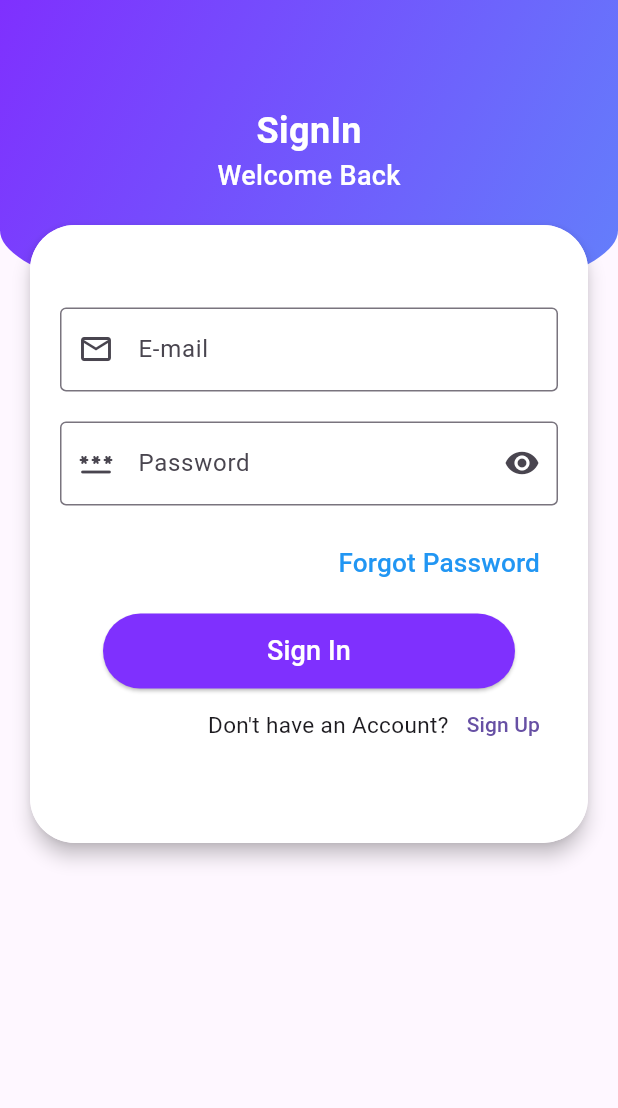
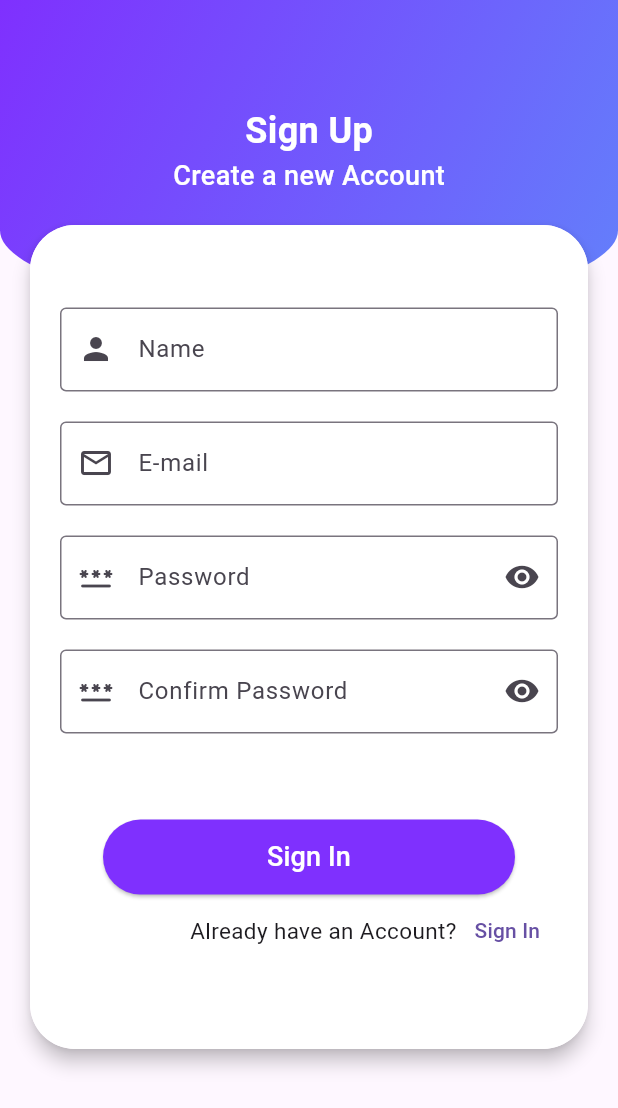
Before and after one commit to ashiqu-ali/genie, a Flutter app: the screen it shows after launch, on a phone screen of 412 x 824 dp. Shown: the top 1108 px of the screen. Run offline on Flutter 3.47's test engine with Material 3 defaults, Android fonts, the light colour scheme and no system bars.

Commit message:
signup page completed

```diff
--- a/lib/main.dart
+++ b/lib/main.dart
@@ -1,5 +1,6 @@
 import 'package:flutter/material.dart';
 import 'package:genie/pages/signin_page.dart';
+import 'package:genie/pages/signup_page.dart';
 
 main(){
   runApp(const MyApp());
@@ -13,7 +14,7 @@ class MyApp extends StatelessWidget {
     return const MaterialApp(
       title: 'genie',
       debugShowCheckedModeBanner: false,
-      home: SignInPage(),
+      home: SignUpPage(),
     );
   }
 }
--- a/lib/pages/signup_page.dart
+++ b/lib/pages/signup_page.dart
@@ -0,0 +1,178 @@
+import 'package:flutter/material.dart';
+
+import '../utils/style.dart';
+
+class SignUpPage extends StatefulWidget {
+  const SignUpPage({super.key});
+
+  @override
+  State<SignUpPage> createState() => _SignUpPageState();
+}
+
+class _SignUpPageState extends State<SignUpPage> {
+  bool _obscure = true;
+
+  @override
+  Widget build(BuildContext context) {
+    double height = MediaQuery.of(context).size.height;
+    double width = MediaQuery.of(context).size.width;
+
+    return Scaffold(
+      body: SingleChildScrollView(
+        child: Stack(
+          children: [
+            Container(
+              height: height / 4.0,
+              width: width,
+              decoration: BoxDecoration(
+                gradient: LinearGradient(
+                  colors: [primary1, primary2],
+                  begin: Alignment.topLeft,
+                  end: Alignment.bottomRight,
+                ),
+                borderRadius:
+                BorderRadius.vertical(bottom: Radius.elliptical(width, 105.0)),
+              ),
+            ),
+            Padding(
+              padding: const EdgeInsets.only(top: 70.0),
+              child: Column(
+                children: [
+                  Center(
+                    child: Text("Sign Up", style: heading1),
+                  ),
+                  Center(child: Text("Create a new Account", style: heading2)),
+                  Container(
+                    margin: EdgeInsets.symmetric(
+                        vertical: medium, horizontal: medium),
+                    child: Material(
+                      elevation: 5.0,
+                      borderRadius: BorderRadius.circular(large),
+                      child: Container(
+                        height: height / 1.5,
+                        width: width,
+                        decoration: BoxDecoration(
+                          color: white,
+                          borderRadius: BorderRadius.circular(large),
+                        ),
+                        child: Padding(
+                          padding: EdgeInsets.only(
+                              left: medium,
+                              right: medium,
+                              top: height / 15,
+                              bottom: height / 15),
+                          child: Column(
+                            children: [
+                              TextFormField(
+                                decoration: const InputDecoration(
+                                    labelText: 'Name',
+                                    border: OutlineInputBorder(),
+                                    prefixIcon: Icon(Icons.person)),
+                                validator: (String? value) {
+                                  if (value!.isEmpty) {
+                                    return 'Please enter email';
+                                  }
+                                  return null;
+                                },
+                              ),
+                              SizedBox(height: medium),
+                              TextFormField(
+                                decoration: const InputDecoration(
+                                    labelText: 'E-mail',
+                                    border: OutlineInputBorder(),
+                                    prefixIcon: Icon(Icons.mail_outlined)),
+                                validator: (String? value) {
+                                  if (value!.isEmpty) {
+                                    return 'Please enter email';
+                                  }
+                                  return null;
+                                },
+                              ),
+                              SizedBox(height: medium),
+                              TextFormField(
+                                decoration: InputDecoration(
+                                  labelText: 'Password',
+                                  border: const OutlineInputBorder(),
+                                  prefixIcon: const Icon(Icons.password_rounded),
+                                  suffixIcon: IconButton(
+                                    onPressed: () {
+                                      setState(() {
+                                        _obscure = !_obscure;
+                                      });
+                                    },
+                                    icon: Icon(_obscure ? Icons.visibility : Icons.visibility_off_outlined),
+                                  ),
+                                ),
+                                obscureText: _obscure,
+                                validator: (String? value) {
+                                  if (value!.isEmpty) {
+                                    return 'Please enter password';
+                                  }
+                                  return null;
+                                },
+                              ),
+                              SizedBox(height: medium),
+                              TextFormField(
+                                decoration: InputDecoration(
+                                  labelText: 'Confirm Password',
+                                  border: const OutlineInputBorder(),
+                                  prefixIcon: const Icon(Icons.password_rounded),
+                                  suffixIcon: IconButton(
+                                    onPressed: () {
+                                      setState(() {
+                                        _obscure = !_obscure;
+                                      });
+                                    },
+                                    icon: Icon(_obscure ? Icons.visibility : Icons.visibility_off_outlined),
+                                  ),
+                                ),
+                                obscureText: _obscure,
+                                validator: (String? value) {
+                                  if (value!.isEmpty) {
+                                    return 'Please enter password';
+                                  }
+                                  return null;
+                                },
+                              ),
+                              SizedBox(height: small),
+                              const Spacer(),
+                              SizedBox(
+                                height: 50,
+                                width: width / 1.5,
+                                child: ElevatedButton(
+                                  onPressed: () {},
+                                  style: ElevatedButton.styleFrom(
+                                    backgroundColor: primary1,
+                                  ),
+                                  child: Text(
+                                    'Sign In',
+                                    style: button,
+                                  ),
+                                ),
+                              ),
+                              Row(
+                                mainAxisAlignment: MainAxisAlignment.end,
+                                children: [
+                                  Text('Already have an Account?',
+                                      style: TextStyle(fontSize: small)),
+                                  TextButton(
+                                    onPressed: () {},
+                                    child: const Text('Sign In'),
+                                  )
+                                ],
+                              )
+                            ],
+                          ),
+                        ),
+                      ),
+                    ),
+                  )
+                ],
+              ),
+            )
+          ],
+        ),
+      ),
+    );
+  }
+}
```
